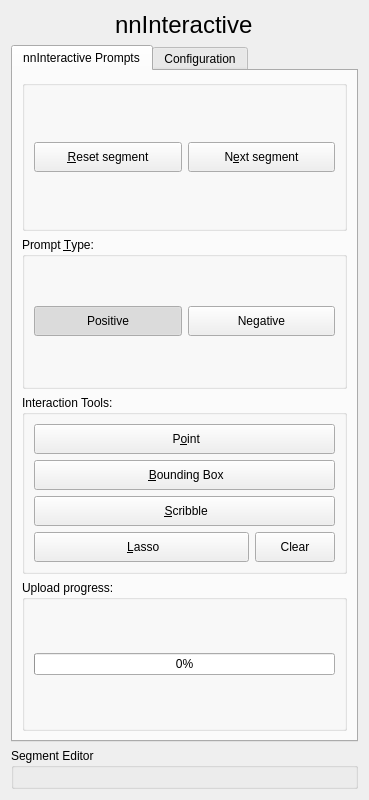
First picture: the form in slicer_plugin/SlicerNNInteractive/Resources/UI/SlicerNNInteractive.ui, repository coendevente/SlicerNNInteractive, before the edit.
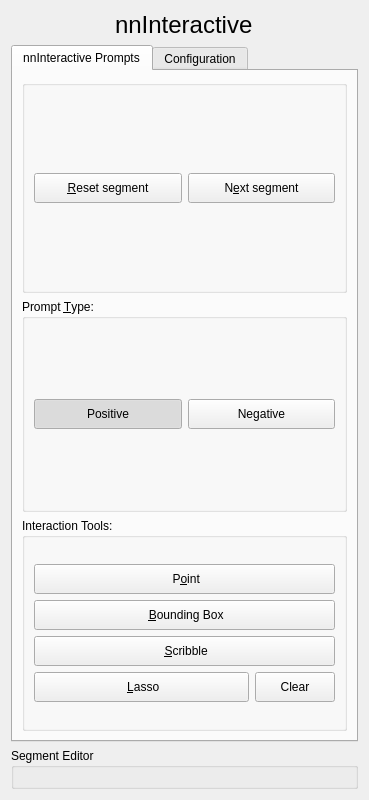
Second picture: the form after the edit. Custom widgets are drawn as their Qt base class.

Patch:
```diff
--- a/slicer_plugin/SlicerNNInteractive/Resources/UI/SlicerNNInteractive.ui
+++ b/slicer_plugin/SlicerNNInteractive/Resources/UI/SlicerNNInteractive.ui
@@ -272,29 +272,6 @@
            </layout>
           </widget>
          </item>
-         <item>
-          <widget class="QGroupBox" name="uploadProgressGroup">
-           <property name="title">
-            <string>Upload progress:</string>
-           </property>
-           <layout class="QVBoxLayout" name="verticalLayout_12b">
-            <item>
-             <layout class="QVBoxLayout" name="verticalLayout_tools">
-              <item>
-               <widget class="QProgressBar" name="uploadProgressBar">
-                <property name="visible">
-                 <bool>true</bool>
-                </property>
-                <property name="value">
-                 <number>0</number>
-                </property>
-               </widget>
-              </item>
-             </layout>
-            </item>
-           </layout>
-          </widget>
-         </item>
         </layout>
        </widget>
        <widget class="QWidget" name="tabConfig">
```
